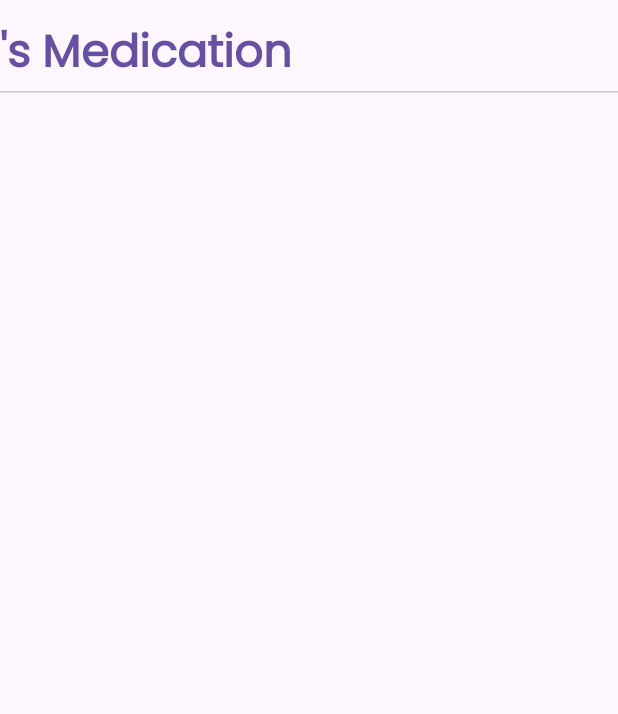
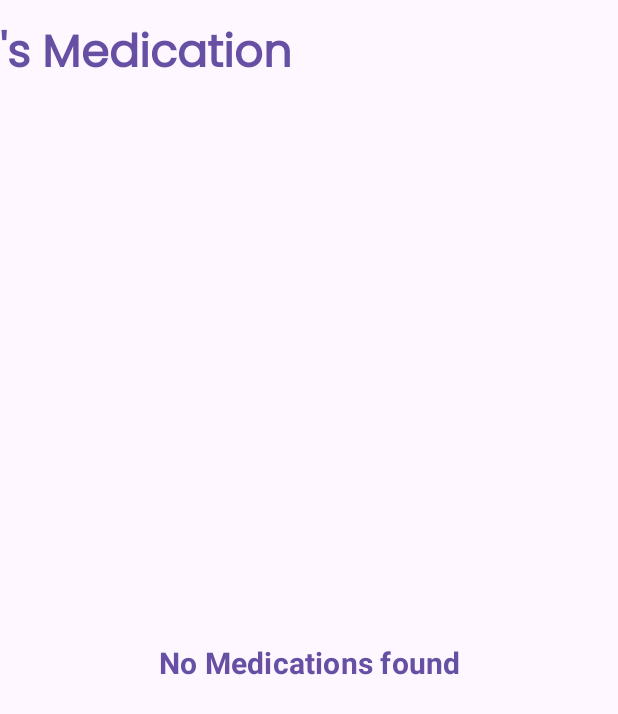
Before and after one commit to JacobIm28/RemindMed, an Android app built with Jetpack Compose: the composable MedicationListScreen called with empty values, on a phone screen of 412 x 824 dp. Shown: the top 714 px of the screen. Run offline under Robolectric (Android 15) with nearby library versions, the phone set to English and light mode, and no system bars; 8 statements that could not run were skipped.

Commit message:
Resolve bugs

```diff
--- a/RemindMed/app/src/main/kotlin/com/gradle/ui/components/MedicationCard.kt
+++ b/RemindMed/app/src/main/kotlin/com/gradle/ui/components/MedicationCard.kt
@@ -44,7 +44,6 @@ fun MedicationSummaryCard(name: String, dosage: String, time: String, dates: Str
                 Text("Dosage: $dosage", style = MaterialTheme.typography.bodyMedium)
                 Text("Dates: $dates", style = MaterialTheme.typography.bodyMedium)
                 Text("Times: $time", style = MaterialTheme.typography.bodyMedium)
-                Text("Notes: $specifications", style = MaterialTheme.typography.bodyMedium)
             }
         }
     }
--- a/RemindMed/app/src/main/kotlin/com/gradle/ui/views/shared/MedicationList.kt
+++ b/RemindMed/app/src/main/kotlin/com/gradle/ui/views/shared/MedicationList.kt
@@ -28,6 +28,7 @@ import androidx.compose.ui.Modifier
 import androidx.compose.ui.platform.LocalContext
 import androidx.compose.ui.res.painterResource
 import androidx.compose.ui.text.font.FontWeight
+import androidx.compose.ui.text.style.TextAlign
 import androidx.compose.ui.unit.dp
 import com.example.remindmed.R
 import com.gradle.apiCalls.PatientApi
@@ -99,6 +100,16 @@ fun MedicationListScreen(
                     .fillMaxWidth()
             ) {
                 TitleLarge("${patient.name.substringBefore(" ")}'s Medication")
+                if(viewModel.medicationList.value.isEmpty()) {
+                    Text(
+                        "No Medications found",
+                        modifier = Modifier.fillMaxSize().wrapContentHeight(),
+                        style = androidx.compose.material.MaterialTheme.typography.h6,
+                        fontWeight = FontWeight.Bold,
+                        textAlign = TextAlign.Center,
+                        color = MaterialTheme.colorScheme.primary
+                    )
+                }
                 HorizontalDivider()
                 LazyColumn {
                     items(viewModel.medicationList.value) { medication ->
```
Also changed, not shown: remindmed-api/src/main/kotlin/com/backend/remindmedapi/apiCalls/apiCalls.kt (+13 -15 lines).
